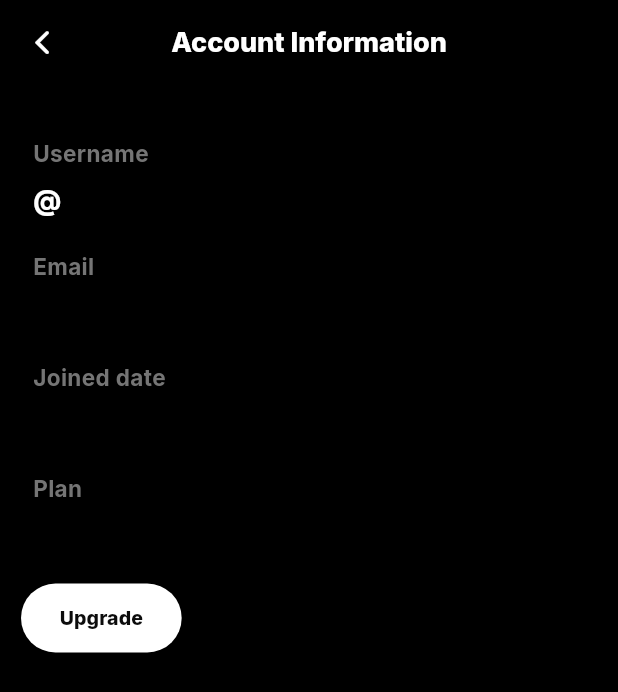
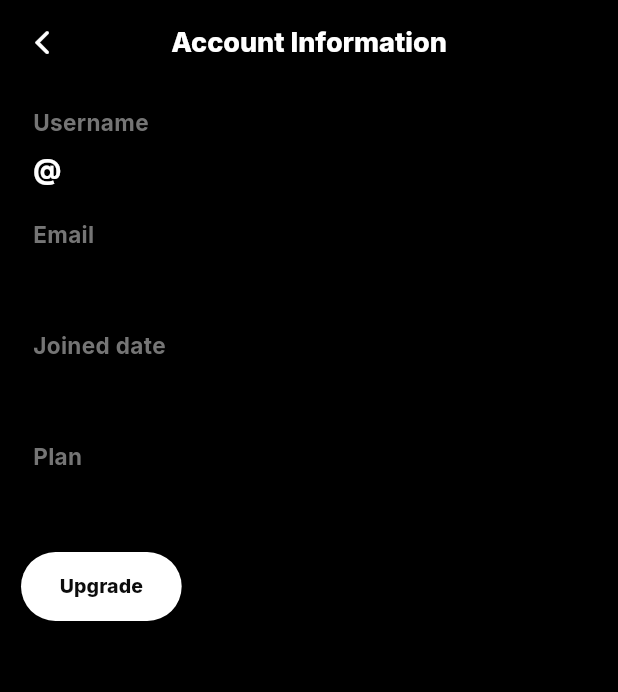
Before and after one commit to Tho100/revent, a Flutter app: the AccountInformationPage screen opened directly, on a phone screen of 412 x 824 dp. Shown: the top 692 px of the screen. Run offline on Flutter 3.47's test engine with Material 3 defaults, Android fonts, the phone set to English and light mode, and no system bars; our stand-ins replace flutter_dotenv, flutter_native_image, get_it, google_fonts; missing offline and left inert: dynamic_height_grid_view, image_picker_plus, mysql_client.

Commit message:
Minor UI update on settings

```diff
--- a/lib/pages/setttings/account_info_page.dart
+++ b/lib/pages/setttings/account_info_page.dart
@@ -110,12 +110,10 @@ class AccountInformationPageState extends State<AccountInformationPage> {
   Widget _buildBody() {
     return SingleChildScrollView(
       child: Padding(
-        padding: const EdgeInsets.only(top: 24.0, left: 14.0),
+        padding: const EdgeInsets.only(top: 15.0, left: 14.0),
         child: Column(
           crossAxisAlignment: CrossAxisAlignment.start,
           children: [
-
-            const SizedBox(height: 12),
 
             _buildHeaders('Username', '@${userData.user.username}'),
             _buildHeaders('Email', userData.user.email),
--- a/lib/pages/setttings/security_page.dart
+++ b/lib/pages/setttings/security_page.dart
@@ -8,9 +8,6 @@ class SecurityPage extends StatelessWidget {
   const SecurityPage({super.key});
 
   Widget _buildBody() {
-
-    const buttonHeightGap = 8.0;
-
     return Padding(
       padding: const EdgeInsets.only(top: 15.0),
       child: Column(
@@ -21,7 +18,7 @@ class SecurityPage extends StatelessWidget {
             onPressed: () {}
           ),
 
-          const SizedBox(height: buttonHeightGap),
+          const SizedBox(height: 8),
 
           SettingsButton(
             text: 'Recovery key',
```
Also changed, not shown: lib/pages/setttings/app_info_page.dart (+3 -4 lines).
